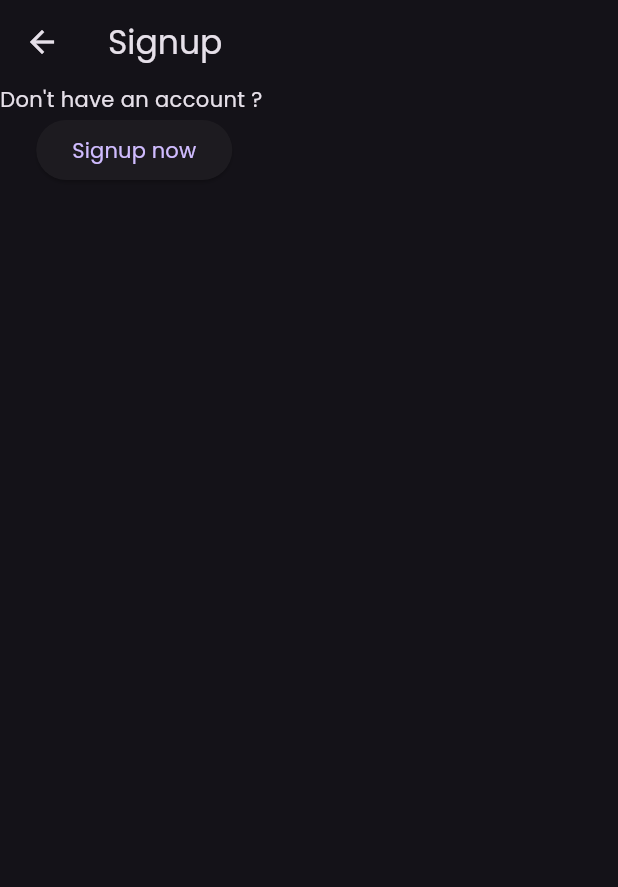
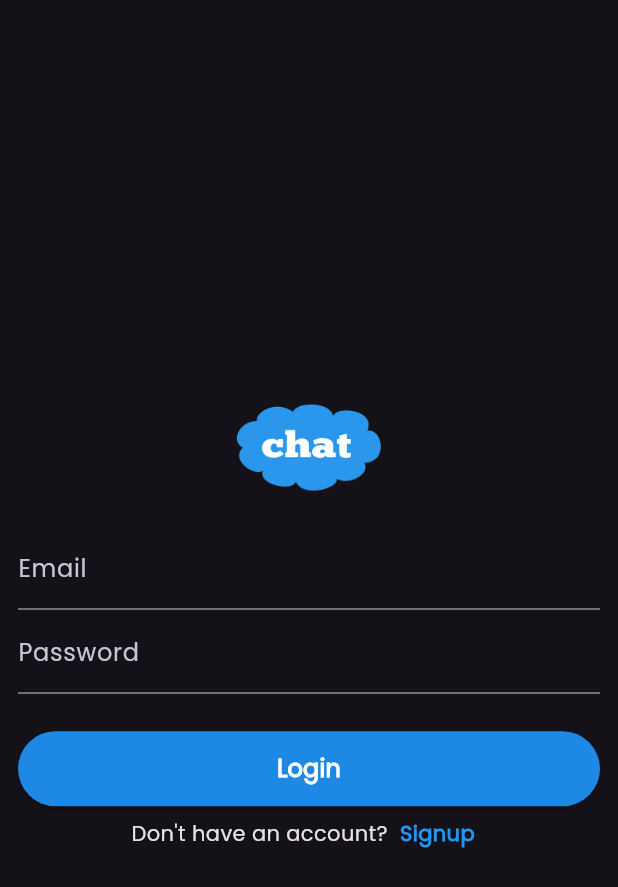
Before and after one commit to jourdainkevin/chat, a Flutter app: the screen it shows after launch, on a phone screen of 412 x 824 dp. Shown: the top 887 px of the screen. Run offline on Flutter 3.47's test engine with Material 3 defaults, Android fonts, the phone set to English and light mode, and no system bars; our stand-ins replace firebase_auth, firebase_core; accounts and stored records are empty.

Commit message:
[FEAT] : login and controllers

```diff
--- /dev/null
+++ b/lib/controllers/login_controller.dart
@@ -0,0 +1,31 @@
+import 'package:flutter/material.dart';
+import 'package:firebase_auth/firebase_auth.dart';
+import 'package:chat/screens/dashboard_screen.dart';
+
+class LoginController{
+
+  static Future<void> login({
+    required String email,
+    required String password,
+    required BuildContext context}) async{
+    try{
+      await FirebaseAuth.instance.signInWithEmailAndPassword(
+          email: email,
+          password: password);
+      print('Account created');
+      Navigator.pushAndRemoveUntil(context, MaterialPageRoute(
+          builder: (context){
+            return DashboardScreen();
+          }), (route) => false);
+    }catch(e){
+      SnackBar messageSnackBar = SnackBar(
+          backgroundColor: Colors.red,
+          content: Text(e.toString()));
+      ScaffoldMessenger.of(context).showSnackBar(messageSnackBar);
+
+    }
+  }
+
+
+
+}
--- a/lib/screens/login_screen.dart
+++ b/lib/screens/login_screen.dart
@@ -1,5 +1,6 @@
 import 'package:chat/screens/signup_screen.dart';
 import 'package:flutter/material.dart';
+import '../controllers/login_controller.dart';
 
 class LoginScreen extends StatefulWidget {
   const LoginScreen({super.key});
@@ -9,22 +10,98 @@ class LoginScreen extends StatefulWidget {
 }
 
 class _LoginScreenState extends State<LoginScreen> {
+  var userForm = GlobalKey<FormState>();
+  TextEditingController email = TextEditingController();
+  TextEditingController password = TextEditingController();
+
+
   @override
   Widget build(BuildContext context) {
     return Scaffold(
-        appBar: AppBar(
-          title: const Text('Signup'),
-        ),
-        body: Column(
-          children: [
-            Text("Don't have an account ? "),
-            ElevatedButton(onPressed: (){
-              Navigator.pushReplacement(context, MaterialPageRoute(
-                  builder: (context) {
-                    return SignupScreen();
-                  }));
-            }, child: Text('Signup now'))
-          ],
+        body: Form(
+          key: userForm,
+          child: Padding(
+            padding: const EdgeInsets.all(12.0),
+            child: Column(
+              mainAxisAlignment: MainAxisAlignment.center,
+              children: [
+                SizedBox(
+                    height: 100,
+                    width: 100,
+                    child: Image.asset("assets/images/logo.png")
+                ),
+                TextFormField(
+                  autovalidateMode: AutovalidateMode.onUserInteraction,
+                  controller: email,
+                  validator: (value) {
+                    if (value == null || value.isEmpty) {
+                      return "Email is required";
+                    }
+                  },
+                  decoration: InputDecoration(
+                    labelText: 'Email',
+                  ),
+                ),
+                TextFormField(
+                  autovalidateMode: AutovalidateMode.onUserInteraction,
+                  controller: password,
+                  validator: (value) {
+                    if (value == null || value.isEmpty) {
+                      return "Password is required";
+                    }
+                  },
+                  obscureText: true,
+                  enableSuggestions: false,
+                  autocorrect: false,
+                  decoration: InputDecoration(
+                    labelText: 'Password',
+                  ),
+                ),
+                SizedBox(height:25),
+                Row(
+                  children: [
+                    Expanded(
+                      child: ElevatedButton(
+                          style: ElevatedButton.styleFrom(
+                            minimumSize: Size(double.infinity, 50),
+                            backgroundColor: Colors.blue[600],
+                          ),
+                          onPressed: (){
+                        if(userForm.currentState!.validate()){
+                          LoginController.login(email: email.text, password: password.text, context: context);
+                        }
+                      }, child: Text('Login', style: TextStyle(
+                          color: Colors.white,
+                          fontWeight: FontWeight.bold,
+                          fontSize: 16
+                      ))),
+                    ),
+                  ],
+                ),
+                Row(
+                  mainAxisAlignment: MainAxisAlignment.center,
+                  children: [
+                    Text('Don\'t have an account?'),
+                    SizedBox(height: 20),
+                    Padding(
+                      padding: const EdgeInsets.all(8.0),
+                      child: InkWell(
+                        onTap: (){
+                          Navigator.push(context,
+                              MaterialPageRoute(builder: (context){
+                                return SignupScreen();
+                              }));
+                        },
+                        child: Text('Signup', style: TextStyle(
+                            color: Colors.blue,
+                            fontWeight: FontWeight.bold),),
+                      ),
+                    )
+                  ],
+                )
+              ],
+            ),
+          ),
         )
     );
   }
--- a/pubspec.yaml
+++ b/pubspec.yaml
@@ -60,9 +60,11 @@ flutter:
   # the material Icons class.
   uses-material-design: true
 
+
+
   # To add assets to your application, add an assets section, like this:
-  # assets:
-  #   - images/a_dot_burr.jpeg
+  assets:
+      - assets/images/
   #   - images/a_dot_ham.jpeg
 
   # An image asset can refer to one or more resolution-specific "variants", see
```
Also changed, not shown: lib/controllers/signup_controller.dart (added, +28 -0 lines), lib/screens/dashboard_screen.dart (+21 -0 lines), lib/screens/signup_screen.dart (+24 -15 lines), lib/screens/spalsh_screen.dart (+17 -5 lines), assets/images/logo.png (added).
